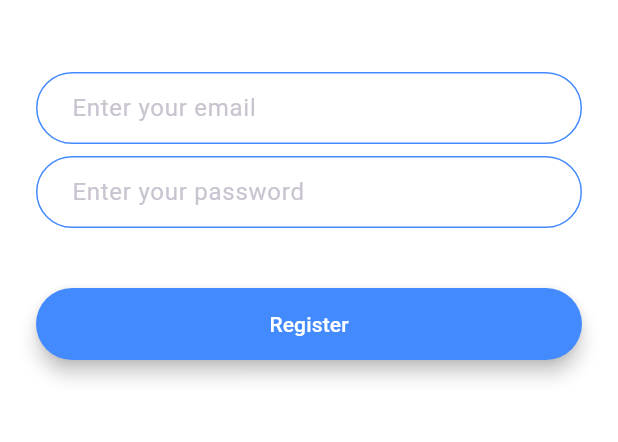
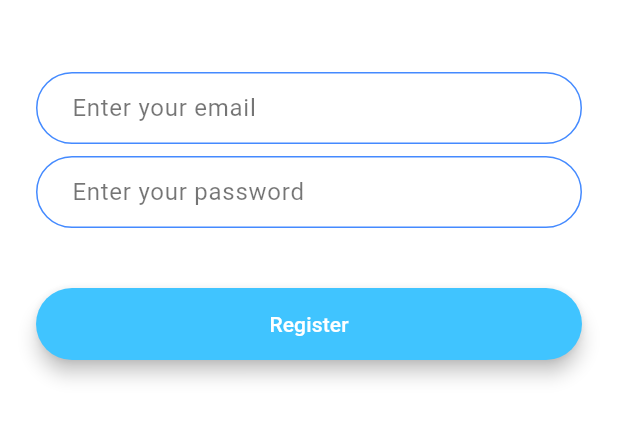
Before and after one commit to nicoleandlilli/flash_chat, a Flutter app: the screen it shows after launch, after a tap on "Register", on a phone screen of 412 x 824 dp, the part 576-1018 px from its top. Run offline on Flutter 3.47's test engine with Material 3 defaults, Android fonts, the phone set to English and light mode, and no system bars; our stand-ins replace animated_text_kit.

Commit message:
重构代码

```diff
--- /dev/null
+++ b/lib/components/round_botton.dart
@@ -0,0 +1,30 @@
+import 'package:flutter/cupertino.dart';
+import 'package:flutter/material.dart';
+
+class RoundedButton extends StatelessWidget {
+
+  RoundedButton({required this.color,required this.title,required this.onPressed});
+
+  final Color color;
+  final String title;
+  final void Function() onPressed;
+
+  @override
+  Widget build(BuildContext context) {
+    return Padding(padding: EdgeInsets.symmetric(vertical: 16.0),
+      child: Material(
+        elevation: 5.0,
+        color: color,
+        borderRadius: BorderRadius.circular(30.0),
+        child: MaterialButton(
+          onPressed: onPressed,
+          minWidth: 200.0,
+          height: 42.0,
+          child: Text(
+            title,
+          ),
+        ),
+      ),
+    );
+  }
+}
--- /dev/null
+++ b/lib/constants.dart
@@ -0,0 +1,34 @@
+
+import 'package:flutter/cupertino.dart';
+import 'package:flutter/material.dart';
+
+const kSendButtonTextStyle = TextStyle(
+  color: Colors.lightBlueAccent,
+  fontWeight: FontWeight.bold,
+  fontSize: 18.0,
+);
+
+const kMessageTextFieldDecoration = InputDecoration(
+  contentPadding: EdgeInsets.symmetric(vertical: 10.0,horizontal: 20.0),
+  hintText: 'Type your message here...',
+  border: InputBorder.none,
+);
+
+const kMessageContainerDecoration =  BoxDecoration(
+  border: Border(
+    top: BorderSide(color: Colors.lightBlueAccent,width: 2.0),
+  ),
+);
+
+const kTextFieldDecoration = InputDecoration(
+    hintText: 'Enter your password',
+    hintStyle: TextStyle(color: Colors.black54),
+    contentPadding: EdgeInsets.symmetric(vertical: 10.0,horizontal: 20.0),
+    border: OutlineInputBorder(borderRadius: BorderRadius.all(Radius.circular(32.0))),
+    enabledBorder: OutlineInputBorder(borderSide: BorderSide(color: Colors.blueAccent,width: 1.0),
+        borderRadius: BorderRadius.all(Radius.circular(32.0))),
+    focusedBorder: OutlineInputBorder(
+      borderSide: BorderSide(color: Colors.blueAccent,width: 2.0),
+      borderRadius: BorderRadius.all(Radius.circular(32.0)),
+    )
+);
--- a/lib/screenss/registration_screen.dart
+++ b/lib/screenss/registration_screen.dart
@@ -1,6 +1,9 @@
 
+import 'package:flash_chat/components/round_botton.dart';
 import 'package:flutter/cupertino.dart';
 import 'package:flutter/material.dart';
+
+import '../constants.dart';
 
 class RegistrationScreen extends StatefulWidget{
 
@@ -22,17 +25,17 @@ class _RegistrationScreenState extends State<RegistrationScreen>{
           mainAxisAlignment: MainAxisAlignment.center,
           crossAxisAlignment: CrossAxisAlignment.stretch,
           children: <Widget>[
-            Hero(
-              tag: 'logo',
-              child: Container(
+            // Hero(
+            //   tag: 'logo',
+            //   child: Container(
+            //   height: 200.0,
+            //   child: Image.asset('images/logo.png'),
+            // ),
+            // ),
+            Container(
               height: 200.0,
               child: Image.asset('images/logo.png'),
             ),
-            ),
-            // Container(
-            //   height: 200.0,
-            //   child: Image.asset('images/logo.png'),
-            // ),
             SizedBox(
               height: 48.0,
             ),
@@ -40,17 +43,7 @@ class _RegistrationScreenState extends State<RegistrationScreen>{
               onChanged: (value) {
 
               },
-              decoration: InputDecoration(
-                hintText: 'Enter your email',
-                contentPadding: EdgeInsets.symmetric(vertical: 10.0,horizontal: 20.0),
-                border: OutlineInputBorder(borderRadius: BorderRadius.all(Radius.circular(32.0))),
-                enabledBorder: OutlineInputBorder(borderSide: BorderSide(color: Colors.blueAccent,width: 1.0),
-                  borderRadius: BorderRadius.all(Radius.circular(32.0))),
-                focusedBorder: OutlineInputBorder(
-                  borderSide: BorderSide(color: Colors.blueAccent,width: 2.0),
-                  borderRadius: BorderRadius.all(Radius.circular(32.0)),
-                )
-              ),
+              decoration: kTextFieldDecoration.copyWith(hintText: 'Enter your email'),
             ),
             SizedBox(
               height: 8.0,
@@ -59,37 +52,14 @@ class _RegistrationScreenState extends State<RegistrationScreen>{
               onChanged: (value) {
 
               },
-              decoration: InputDecoration(
-                  hintText: 'Enter your password',
-                  contentPadding: EdgeInsets.symmetric(vertical: 10.0,horizontal: 20.0),
-                  border: OutlineInputBorder(borderRadius: BorderRadius.all(Radius.circular(32.0))),
-                  enabledBorder: OutlineInputBorder(borderSide: BorderSide(color: Colors.blueAccent,width: 1.0),
-                      borderRadius: BorderRadius.all(Radius.circular(32.0))),
-                  focusedBorder: OutlineInputBorder(
-                    borderSide: BorderSide(color: Colors.blueAccent,width: 2.0),
-                    borderRadius: BorderRadius.all(Radius.circular(32.0)),
-                  )
-              ),
+              decoration: kTextFieldDecoration.copyWith(hintText: 'Enter your password'),
             ),
             SizedBox(
               height: 24.0,
             ),
-            Padding(padding: EdgeInsets.symmetric(vertical: 16.0),
-              child: Material(
-                color: Colors.blueAccent,
-                borderRadius: BorderRadius.all(Radius.circular(30.0)),
-                elevation: 5.0,
-                child: MaterialButton(
-                  onPressed: (){},
-                  minWidth: 200.0,
-                  height: 42.0,
-                  child: Text(
-                    'Register',
-                    style: TextStyle(color: Colors.white),
-                  ),
-                ),
-              ),
-            ),
+            RoundedButton(title: 'Register',color: Colors.lightBlueAccent,onPressed: (){
+
+            }),
           ],
         ),
       ),
--- a/lib/screenss/welcome_screen.dart
+++ b/lib/screenss/welcome_screen.dart
@@ -4,6 +4,8 @@ import 'package:flash_chat/screenss/registration_screen.dart';
 import 'package:flutter/cupertino.dart';
 import 'package:flutter/material.dart';
 import 'package:animated_text_kit/animated_text_kit.dart';
+
+import '../components/round_botton.dart';
 
 class WelcomeScreen extends StatefulWidget{
 
@@ -98,39 +100,19 @@ class _WelcomeScreenState extends State<WelcomeScreen> with SingleTickerProvider
             SizedBox(
               height: 48.0,
             ),
-            Padding(padding: EdgeInsets.symmetric(vertical: 16.0),
-              child: Material(
-                elevation: 5.0,
+            RoundedButton(
+              title: 'Log in',
               color: Colors.lightBlueAccent,
-                borderRadius: BorderRadius.circular(30.0),
-                child: MaterialButton(
               onPressed: (){
                 Navigator.pushNamed(context, LoginScreen.id);
               },
-                  minWidth: 200.0,
-                  height: 42.0,
-                  child: Text(
-                    'Log In',
             ),
-                ),
-              ),
-            ),
-            Padding(padding: EdgeInsets.symmetric(vertical: 16.0),
-              child: Material(
-                elevation: 5.0,
+            RoundedButton(
+              title: 'Register',
               color: Colors.lightBlueAccent,
-                borderRadius: BorderRadius.circular(30.0),
-                child: MaterialButton(
               onPressed: (){
                 Navigator.pushNamed(context, RegistrationScreen.id);
               },
-                  minWidth: 200.0,
-                  height: 42.0,
-                  child: Text(
-                    'Register',
-                  ),
-                ),
-              ),
             ),
           ],
         ),
```
Also changed, not shown: lib/screenss/login_screen.dart (+12 -49 lines). Lines whose indentation alone changed are shown as unchanged.
